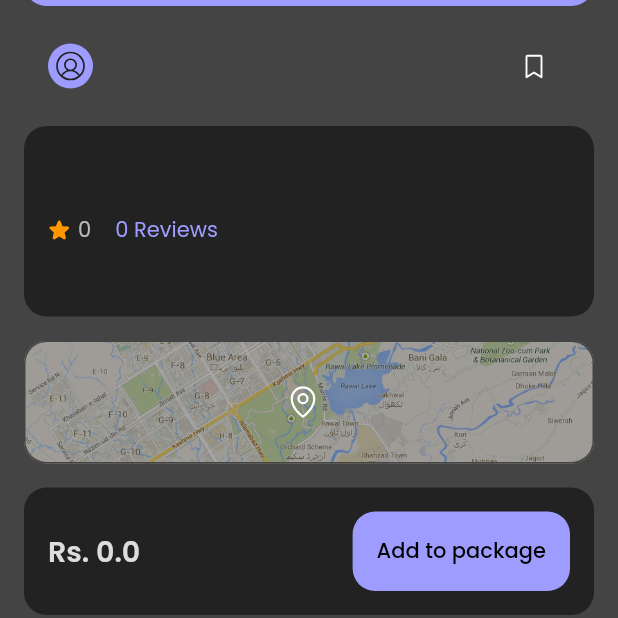
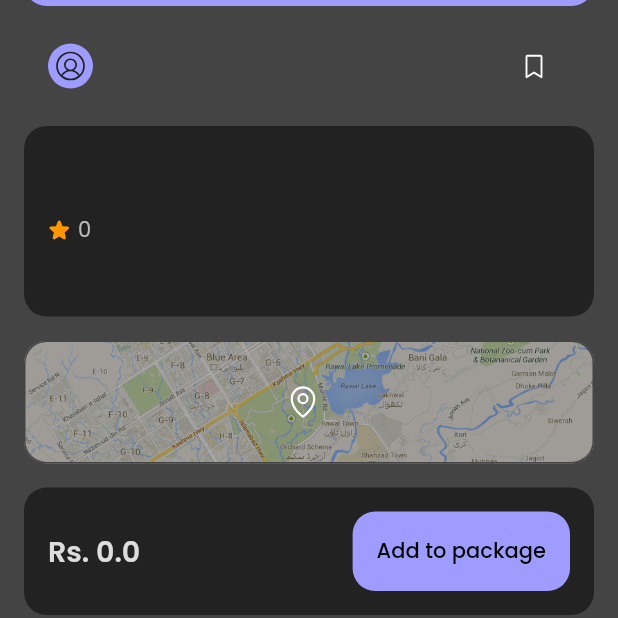
Before and after one commit to mabdullah412/event-services-marketplace, a Flutter app: the ServiceScreen screen opened directly with empty values, scrolled down 326 dp, on a phone screen of 412 x 824 dp, the top half of it. Run offline on Flutter 3.47's test engine with Material 2 defaults, Android fonts, the light colour scheme and no system bars; our stand-ins replace dio, equatable, flutter_bloc, flutter_native_splash, flutter_secure_storage, image_picker and 2 more; accounts and stored records are empty; network calls fail.

Commit message:
fixed ui bugs

```diff
--- a/lib/presentation/screens/create_service_screen.dart
+++ b/lib/presentation/screens/create_service_screen.dart
@@ -395,7 +395,7 @@ class _CreateServiceScreenState extends State<CreateServiceScreen> {
                   setState(() {
                     category = value!;
                   });
-                  serviceData['category'] = value!;
+                  serviceData['category'] = value!.toString().toLowerCase();
                 },
                 hint: const Text('Select Category'),
                 isExpanded: true,
--- a/lib/presentation/screens/log_in_screen.dart
+++ b/lib/presentation/screens/log_in_screen.dart
@@ -116,6 +116,7 @@ class _LoginScreenState extends State<LoginScreen> {
                                     crossAxisAlignment:
                                         CrossAxisAlignment.stretch,
                                     children: [
+                                      const SizedBox(height: padding),
                                       TextFormField(
                                         focusNode: _signinEmailFocusNode,
                                         textInputAction: TextInputAction.next,
--- a/lib/presentation/screens/service_screen.dart
+++ b/lib/presentation/screens/service_screen.dart
@@ -192,14 +192,14 @@ class TitleAndDescription extends StatelessWidget {
                 serviceRating.toString(),
                 style: Theme.of(context).primaryTextTheme.bodyMedium,
               ),
-              const SizedBox(width: padding),
-              Text(
-                '$totalServiceReviews Reviews',
-                style: Theme.of(context)
-                    .primaryTextTheme
-                    .bodyMedium!
-                    .apply(color: Theme.of(context).colorScheme.primary),
-              ),
+              // const SizedBox(width: padding),
+              // Text(
+              //   '$totalServiceReviews Reviews',
+              //   style: Theme.of(context)
+              //       .primaryTextTheme
+              //       .bodyMedium!
+              //       .apply(color: Theme.of(context).colorScheme.primary),
+              // ),
             ],
           ),
           const SizedBox(height: 10),
--- a/lib/presentation/screens/sign_up_screen.dart
+++ b/lib/presentation/screens/sign_up_screen.dart
@@ -120,6 +120,7 @@ class _SignupScreenState extends State<SignupScreen> {
                                     crossAxisAlignment:
                                         CrossAxisAlignment.stretch,
                                     children: [
+                                      const SizedBox(height: padding),
                                       TextFormField(
                                         focusNode: _signupNameFocusNode,
                                         textInputAction: TextInputAction.next,
```
